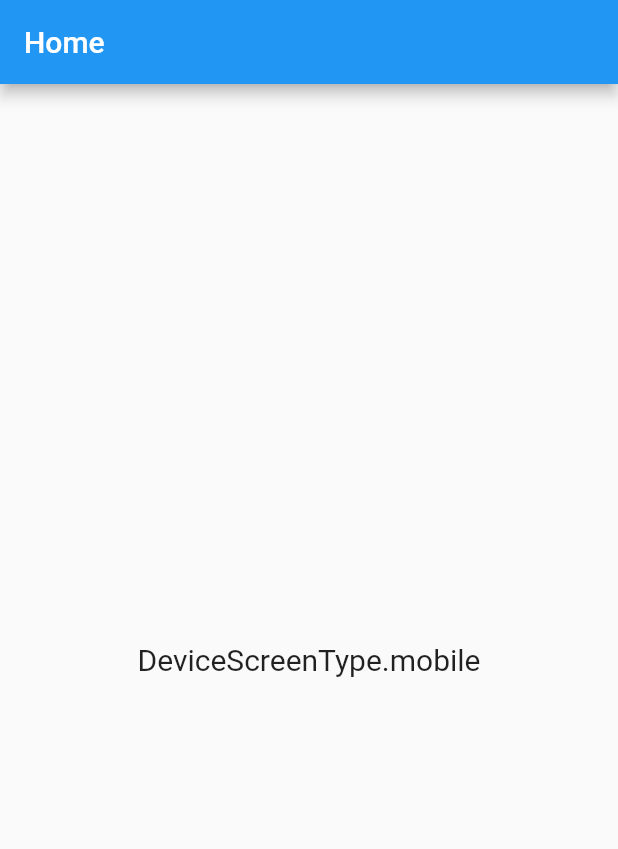
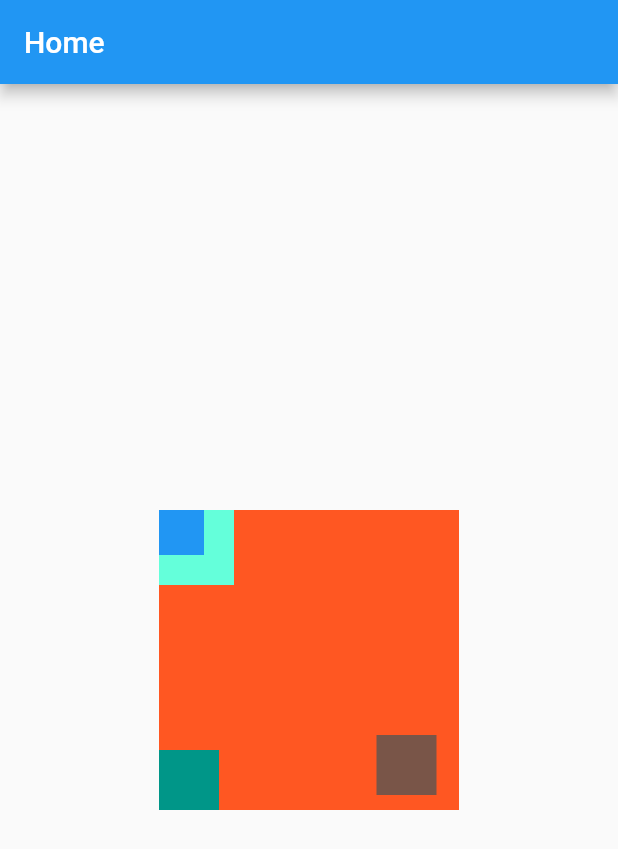
Before and after one commit to saem10/Flutter_project, a Flutter app: the screen it shows after launch, on a phone screen of 412 x 824 dp. Shown: the top 849 px of the screen. Run offline on Flutter 3.47's test engine with Material 2 defaults, Android fonts, the phone set to English and light mode, and no system bars.

Commit message:
Stack, Positioned, Align

```diff
--- a/lib/home_screen.dart
+++ b/lib/home_screen.dart
@@ -1,5 +1,4 @@
 import 'package:flutter/material.dart';
-import 'package:responsive_builder/responsive_builder.dart';
 
 /// Stack, Positioned, Align
 
@@ -12,13 +11,37 @@ class HomeScreen extends StatelessWidget {
       appBar: AppBar(
         title: Text('Home'),
       ),
-      body: ResponsiveBuilder(
-        builder: (context, sizeInformation) {
-          return Center(
-            child: Text(sizeInformation.deviceScreenType.toString(),
-            style: TextStyle(fontSize: 20),),
-          );
-        },
+      body: Center(
+        child: Stack(
+          children: [
+            Container(
+              width: 200,
+              height: 200,
+              color: Colors.deepOrange,
+            ),
+            Container(
+              width: 50,
+              height: 50,
+              color: Colors.tealAccent,
+            ),
+            Container(width: 30, height: 30, color: Colors.blue),
+            Positioned(
+              bottom: 10,
+              right: 15,
+              child: Container(
+                width: 40,
+                height: 40,
+                color: Colors.brown,
+              ),
+            ),
+            Positioned.fill(
+              child: Align(
+                alignment: Alignment.bottomLeft,
+                child: Container(height: 40, width: 40, color: Colors.teal),
+              ),
+            )
+          ],
+        ),
       ),
     );
   }
--- a/lib/main.dart
+++ b/lib/main.dart
@@ -1,18 +1,9 @@
 import 'package:application_2/home_screen.dart';
-import 'package:device_preview/device_preview.dart';
-import 'package:flutter/foundation.dart';
+
 import 'package:flutter/material.dart';
 
 void main() {
-  runApp(
-    DevicePreview(
-      //enabled: true,
-      enabled: kDebugMode,
-      builder: (context) {
-        return MyApp();
-      },
-    ),
-  );
+  runApp(MyApp());
 }
 
 class MyApp extends StatelessWidget {
@@ -21,8 +12,6 @@ class MyApp extends StatelessWidget {
   @override
   Widget build(BuildContext context) {
     return MaterialApp(
-      locale: DevicePreview.locale(context),
-      builder: DevicePreview.appBuilder,
       home: HomeScreen(),
     );
   }
```
